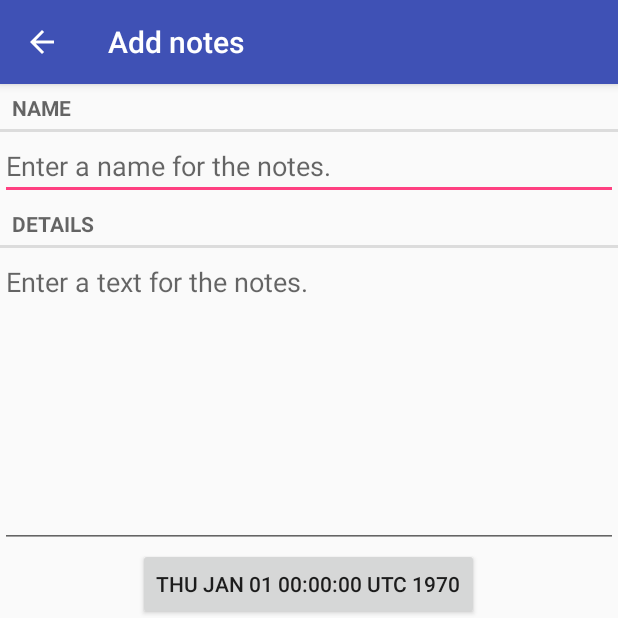
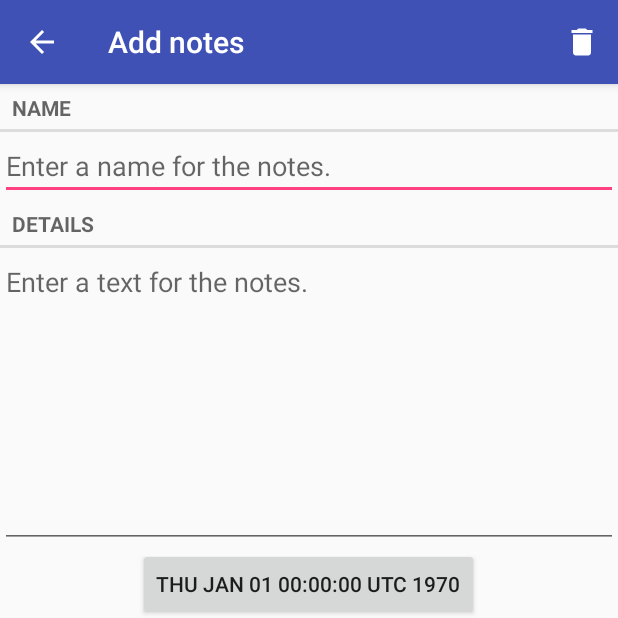
Before and after one commit to Supsane/NotesDB, an Android app: the screen it shows after launch (NotesPagerActivity), after a tap on "Add notes", on a phone screen of 412 x 824 dp, the top half of it. Run offline under Robolectric (Android 15) with nearby library versions, the phone set to English and light mode, and no system bars.

```diff
--- a/app/src/main/java/com/chashurin/notesdb/NotesFragment.java
+++ b/app/src/main/java/com/chashurin/notesdb/NotesFragment.java
@@ -1,4 +1,5 @@
 package com.chashurin.notesdb;
+
 
 import android.os.Bundle;
 import android.support.v4.app.Fragment;
@@ -6,6 +7,9 @@ import android.support.v4.app.FragmentManager;
 import android.text.Editable;
 import android.text.TextWatcher;
 import android.view.LayoutInflater;
+import android.view.Menu;
+import android.view.MenuInflater;
+import android.view.MenuItem;
 import android.view.View;
 import android.view.ViewGroup;
 import android.widget.Button;
@@ -39,6 +43,7 @@ public class NotesFragment extends Fragment {
         super.onCreate(savedInstanceState);
         UUID notesId = (UUID) getArguments().getSerializable(ARG_NOTES_ID);
         mNotes = NotesListArray.get(getActivity()).getNotes(notesId);
+        setHasOptionsMenu(true);
     }
 
     @Override
@@ -69,6 +74,26 @@ public class NotesFragment extends Fragment {
         mTitleNotesBehavior();
         mTextNotesBehavior();
         return view;
+    }
+
+    @Override
+    public void onCreateOptionsMenu(Menu menu, MenuInflater inflater) {
+        super.onCreateOptionsMenu(menu, inflater);
+        inflater.inflate(R.menu.menu_notes_fragment, menu);
+    }
+
+    @Override
+    public boolean onOptionsItemSelected(MenuItem item) {
+        switch (item.getItemId()) {
+            case R.id.action_delete_notes: {
+                NotesListArray.get(getActivity()).deleteNotes(mNotes.getmId());
+                getActivity().finish();
+                return true;
+            }
+            default: {
+                return super.onOptionsItemSelected(item);
+            }
+        }
     }
 
     private void mTextNotesBehavior() {
--- a/app/src/main/java/com/chashurin/notesdb/NotesListFragment.java
+++ b/app/src/main/java/com/chashurin/notesdb/NotesListFragment.java
@@ -2,11 +2,11 @@ package com.chashurin.notesdb;
 
 import android.content.Intent;
 import android.os.Bundle;
-import android.support.annotation.Nullable;
 import android.support.v4.app.Fragment;
 import android.support.v7.app.AppCompatActivity;
 import android.support.v7.widget.LinearLayoutManager;
 import android.support.v7.widget.RecyclerView;
+import android.util.Log;
 import android.view.LayoutInflater;
 import android.view.Menu;
 import android.view.MenuInflater;
@@ -15,7 +15,6 @@ import android.view.View;
 import android.view.ViewGroup;
 import android.widget.TextView;
 
-import java.text.SimpleDateFormat;
 import java.util.List;
 
 /**
@@ -39,7 +38,6 @@ public class NotesListFragment extends Fragment {
 
         mNotesRecyclerView = (RecyclerView) view.findViewById(R.id.notes_recycler_view);
         mNotesRecyclerView.setLayoutManager(new LinearLayoutManager(getActivity()));
-
         updateUI();
 
         return view;
@@ -47,6 +45,7 @@ public class NotesListFragment extends Fragment {
 
     @Override
     public void onResume() {
+        Log.d("NotesListFragment", "onResume");
         super.onResume();
         updateUI();
     }
@@ -54,7 +53,7 @@ public class NotesListFragment extends Fragment {
     @Override
     public void onCreateOptionsMenu(Menu menu, MenuInflater inflater) {
         super.onCreateOptionsMenu(menu, inflater);
-        inflater.inflate(R.menu.menu_notes, menu);
+        inflater.inflate(R.menu.menu_list_fragment, menu);
     }
 
     @Override
@@ -65,6 +64,15 @@ public class NotesListFragment extends Fragment {
                 NotesListArray.get(getActivity()).addNotes(notes);
                 Intent intent = NotesPagerActivity.newIntent(getActivity(), notes.getmId());
                 startActivity(intent);
+                return true;
+            }
+            case R.id.action_delete_all_notes: {
+                NotesListArray.get(getActivity()).deleteAllNotes();
+                NotesListArray notesListArray = NotesListArray.get(getActivity());
+                List<Notes> notes = notesListArray.getmNotes();
+                notesAdapter = new NotesAdapter(notes);
+                mNotesRecyclerView.setAdapter(notesAdapter);
+                updateSubTitle();
                 return true;
             }
             default: {
@@ -83,10 +91,9 @@ public class NotesListFragment extends Fragment {
         activity.getSupportActionBar().setSubtitle(subtitle);
     }
 
-    private void updateUI() {
+    void updateUI() {
         NotesListArray notesListArray = NotesListArray.get(getActivity());
         List<Notes> notes = notesListArray.getmNotes();
-
         if (notesAdapter == null) {
             notesAdapter = new NotesAdapter(notes);
             mNotesRecyclerView.setAdapter(notesAdapter);
@@ -121,7 +128,7 @@ public class NotesListFragment extends Fragment {
         }
     }
 
-    private class NotesAdapter extends RecyclerView.Adapter<NotesHolder> {
+    public class NotesAdapter extends RecyclerView.Adapter<NotesHolder> {
 
         private List<Notes> mNotes;
 
--- a/app/src/main/java/com/chashurin/notesdb/NotesPagerActivity.java
+++ b/app/src/main/java/com/chashurin/notesdb/NotesPagerActivity.java
@@ -8,6 +8,8 @@ import android.support.v4.app.FragmentManager;
 import android.support.v4.app.FragmentStatePagerAdapter;
 import android.support.v4.view.ViewPager;
 import android.support.v7.app.AppCompatActivity;
+import android.view.Menu;
+import android.view.MenuInflater;
 
 import java.util.List;
 import java.util.UUID;
--- a/app/src/main/res/menu/menu_notes.xml
+++ b/app/src/main/res/menu/menu_list_fragment.xml
@@ -6,4 +6,9 @@
         android:title="@string/action_add_notes"
         app:showAsAction="ifRoom|withText" />
 
+    <item
+        android:id="@+id/action_delete_all_notes"
+        android:title="@string/action_delete_all_notes"
+        app:showAsAction="never" />
+
 </menu>
--- /dev/null
+++ b/app/src/main/res/menu/menu_notes_fragment.xml
@@ -0,0 +1,10 @@
+<?xml version="1.0" encoding="utf-8"?>
+<menu xmlns:android="http://schemas.android.com/apk/res/android"
+    xmlns:app="http://schemas.android.com/apk/res-auto">
+
+    <item
+        android:id="@+id/action_delete_notes"
+        android:icon="@drawable/ic_delete_white_24dp"
+        android:title="@string/action_delete_notes"
+        app:showAsAction="ifRoom|withText" />
+</menu>
--- a/app/src/main/res/values/strings.xml
+++ b/app/src/main/res/values/strings.xml
@@ -1,6 +1,8 @@
 <resources>
     <string name="app_name">NotesDB</string>
     <string name="action_add_notes">Add notes</string>
+    <string name="action_delete_notes">Delete notes</string>
+    <string name="action_delete_all_notes">Delete all notes</string>
     <string name="action_done">Done</string>
     <string name="notes_title_hint">Enter a name for the notes.</string>
     <string name="notes_text_hint">Enter a text for the notes.</string>
```
Also changed, not shown: app/src/main/java/com/chashurin/notesdb/NotesListArray.java (+9 -0 lines), app/src/main/res/drawable-hdpi/ic_delete_white_24dp.png (added), app/src/main/res/drawable-mdpi/ic_delete_white_24dp.png (added), app/src/main/res/drawable-xhdpi/ic_delete_white_24dp.png (added), app/src/main/res/drawable-xxhdpi/ic_delete_white_24dp.png (added), app/src/main/res/drawable-xxxhdpi/ic_delete_white_24dp.png (added).
